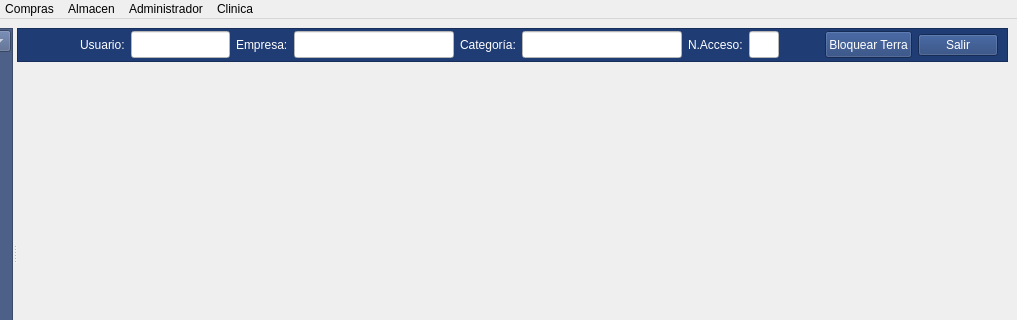
arcnexus/RedFoX, file mainwindow.ui: the form before one commit; both pictures show x 116 to 1133 and y 0 to 320 of the 1133 by 487 pixel window.
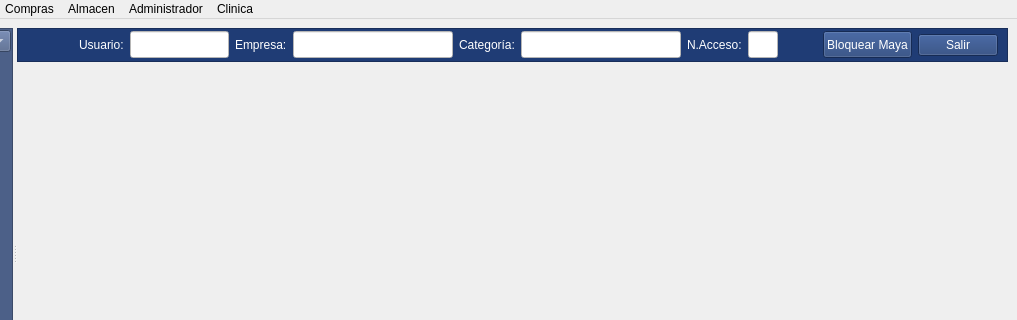
The form after the commit. Icons and pictures are not drawn.

Commit message: Cambio de BD a MayaGeneral

Patch:
```diff
--- a/mainwindow.ui
+++ b/mainwindow.ui
@@ -771,7 +771,7 @@
               <string notr="true">color: rgb(255, 255, 255);</string>
              </property>
              <property name="text">
-              <string>Bloquear Terra</string>
+              <string>Bloquear Maya</string>
              </property>
              <property name="icon">
               <iconset resource="terra.qrc">
```
Left out of the diff: 28 changed lines with no effect on the pictures. The commit also changes 94 other files.
